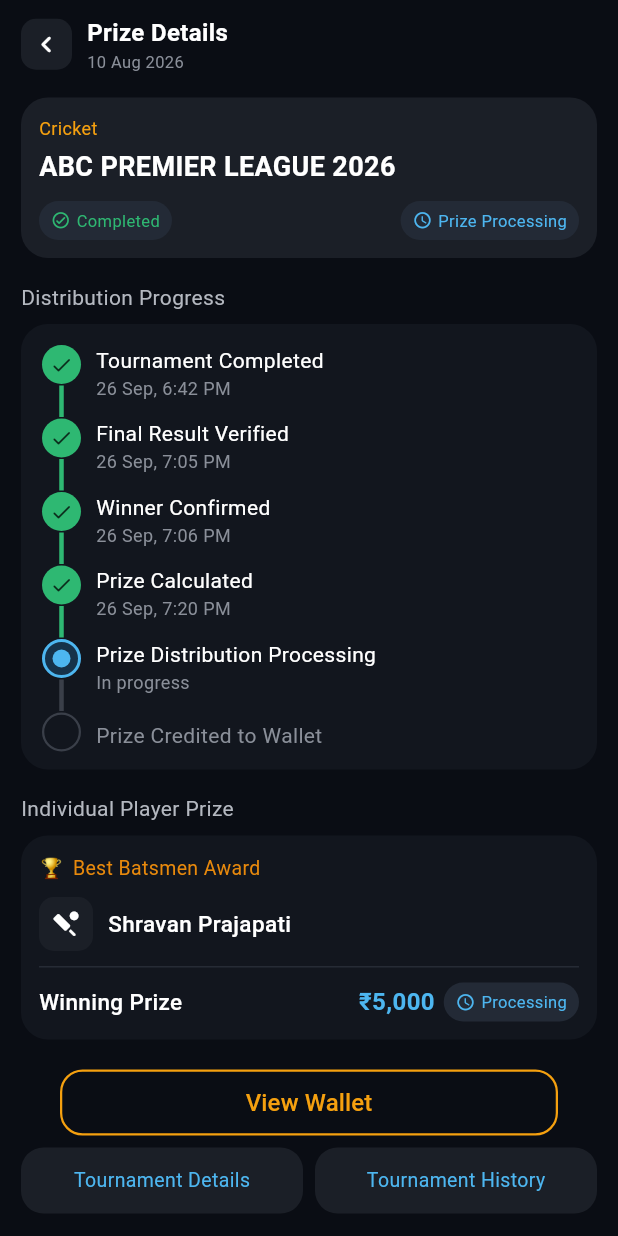
After one commit to transkwik/sporto, a Flutter app: the PrizeDetailsScreenindividualPrise screen opened directly, on a phone screen of 412 x 824 dp. The commit adds this screen. Run offline on Flutter 3.47's test engine with Material 3 defaults, Android fonts, the phone set to English and light mode, and no system bars; our stand-ins replace device_info_plus, firebase_core, fluttertoast, geocoding, geolocator, get and 7 more; missing offline and left inert: map_launcher; accounts and stored records are empty.

Commit message:
added wallaet oen details screen

```diff
--- /dev/null
+++ b/lib/screens/home/Individual_player_award/Individual_Player_Award_card.dart
@@ -0,0 +1,206 @@
+import 'package:flutter/material.dart';
+import 'package:google_fonts/google_fonts.dart';
+import 'package:sporto/core/constants/app_assets.dart';
+
+/// Light "Tournament Completed!" card showing an individual player award
+/// (e.g. "Batsmen Award") with a "Prize Details" button.
+///
+/// Pure UI widget: no API calls. Pass data in and handle taps from outside.
+class IndividualPlayerAwardCard extends StatelessWidget {
+  const IndividualPlayerAwardCard({
+    super.key,
+    this.badgeText = 'Tournament Completed!',
+    this.awardName = 'Batsmen Award',
+    this.buttonText = 'Prize Details',
+    this.onTap,
+    this.height = 140,
+  });
+
+  final String badgeText;
+  final String awardName;
+  final String buttonText;
+  final VoidCallback? onTap;
+  final double height;
+
+  static const Color _gold = Color(0xFFF5B016);
+  static const Color _badgeBg = Color(0xFFFEF5E1);
+  static const Color _badgeBorder = Color(0xFFFBDFA0);
+  static const Color _btnTop = Color(0xFF78D2FF);
+  static const Color _btnBottom = Color(0xFF4DB6EC);
+
+  @override
+  Widget build(BuildContext context) {
+    return GestureDetector(
+      onTap: onTap,
+      child: Container(
+        width: double.infinity,
+        height: height,
+        padding: const EdgeInsets.all(1.0), // gradient border thickness
+        decoration: BoxDecoration(
+          borderRadius: BorderRadius.circular(24),
+          gradient: const LinearGradient(
+            colors: [
+              Color(0xFF3AD7E8),
+              Color.fromARGB(255, 4, 170, 247),
+              Color.fromARGB(191, 4, 247, 109),
+              Color.fromARGB(255, 138, 255, 35),
+            ],
+            begin: Alignment.topLeft,
+            end: Alignment.bottomRight,
+          ),
+        ),
+        child: Container(
+          padding: const EdgeInsets.fromLTRB(14, 12, 12, 12),
+          decoration: BoxDecoration(
+            image: const DecorationImage(
+              image: AssetImage(AppAssets.prizeBackground),
+              fit: BoxFit.cover,
+              alignment: Alignment(0.55, 0),
+            ),
+            color: const Color.fromARGB(255, 27, 85, 118),
+            borderRadius: BorderRadius.circular(22.5),
+          ),
+          child: Stack(
+            children: [
+              // Positioned.fill(
+              //   child: Image.asset(
+              //     AppAssets.prizeBackground,
+              //     fit: BoxFit.cover,
+              //     alignment: const Alignment(0.55, 0),
+              //   ),
+              // ),
+              // Top-left badge
+              Align(alignment: Alignment.topLeft, child: _buildBadge()),
+
+              // Bottom-left award name
+              Align(
+                alignment: Alignment.bottomLeft,
+                child: Padding(
+                  padding: const EdgeInsets.only(left: 0, bottom: 60),
+                  child: Text(
+                    "ABS Premier League 2026",
+                    maxLines: 1,
+                    overflow: TextOverflow.ellipsis,
+                    style: GoogleFonts.quicksand(
+                      color: Colors.white,
+                      fontSize: 18,
+                      fontWeight: FontWeight.w700,
+                    ),
+                  ),
+                ),
+              ),
+              Align(
+                alignment: Alignment.bottomLeft,
+                child: Padding(
+                  padding: const EdgeInsets.only(left: 0, bottom: 20),
+                  child: Text(
+                    "You’ve won best",
+                    maxLines: 1,
+                    overflow: TextOverflow.ellipsis,
+                    style: GoogleFonts.quicksand(
+                      color: Colors.white,
+                      fontSize: 14,
+                      fontWeight: FontWeight.w700,
+                    ),
+                  ),
+                ),
+              ),
+              Align(
+                alignment: Alignment.bottomLeft,
+                child: Padding(
+                  padding: const EdgeInsets.only(left: 0, bottom: 4),
+                  child: Text(
+                    awardName,
+                    maxLines: 1,
+                    overflow: TextOverflow.ellipsis,
+                    style: GoogleFonts.quicksand(
+                      color: _gold,
+                      fontSize: 14,
+                      fontWeight: FontWeight.w700,
+                    ),
+                  ),
+                ),
+              ),
+
+              // Bottom-right button
+              Align(alignment: Alignment.bottomRight, child: _buildButton()),
+            ],
+          ),
+        ),
+      ),
+    );
+  }
+
+  Widget _buildBadge() {
+    return Container(
+      padding: const EdgeInsets.symmetric(horizontal: 12, vertical: 4),
+      decoration: BoxDecoration(
+        color: _gold.withValues(alpha: 0.1),
+        borderRadius: BorderRadius.circular(30),
+        border: Border.all(color: _badgeBorder, width: 0.5),
+        boxShadow: [
+          BoxShadow(
+            color: _gold.withValues(alpha: 0.18),
+            blurRadius: 8,
+            offset: const Offset(0, 2),
+          ),
+        ],
+      ),
+      child: Row(
+        mainAxisSize: MainAxisSize.min,
+        children: [
+          const Text('🏆', style: TextStyle(fontSize: 12)),
+          const SizedBox(width: 6),
+          Text(
+            badgeText,
+            style: GoogleFonts.quicksand(
+              color: _gold,
+              fontSize: 12,
+              fontWeight: FontWeight.w700,
+            ),
+          ),
+        ],
+      ),
+    );
+  }
+
+  Widget _buildButton() {
+    return Container(
+      padding: const EdgeInsets.symmetric(horizontal: 14, vertical: 4),
+      decoration: BoxDecoration(
+        borderRadius: BorderRadius.circular(22),
+        gradient: const LinearGradient(
+          colors: [_btnTop, _btnBottom],
+          begin: Alignment.topCenter,
+          end: Alignment.bottomCenter,
+        ),
+        boxShadow: [
+          BoxShadow(
+            color: _btnBottom.withValues(alpha: 0.4),
+            blurRadius: 14,
+            offset: const Offset(0, 4),
+          ),
+        ],
+      ),
+      child: Row(
+        mainAxisSize: MainAxisSize.min,
+        children: [
+          Text(
+            buttonText,
+            style: GoogleFonts.quicksand(
+              color: Colors.black,
+              fontSize: 12,
+              fontWeight: FontWeight.w600,
+            ),
+          ),
+          const SizedBox(width: 4),
+          const Icon(
+            Icons.chevron_right_rounded,
+            color: Colors.black,
+            size: 18,
+          ),
+        ],
+      ),
+    );
+  }
+}
--- /dev/null
+++ b/lib/screens/home/Individual_player_award/Individual_Player_Award_deatisl.dart
@@ -0,0 +1,505 @@
+import 'package:flutter/material.dart';
+
+/// Prize Details page (Individual Player Prize)
+class PrizeDetailsScreenindividualPrise extends StatelessWidget {
+  const PrizeDetailsScreenindividualPrise({super.key});
+
+  static const List<_ProgressStep> _steps = [
+    _ProgressStep('Tournament Completed', '26 Sep, 6:42 PM', _StepStatus.done),
+    _ProgressStep('Final Result Verified', '26 Sep, 7:05 PM', _StepStatus.done),
+    _ProgressStep('Winner Confirmed', '26 Sep, 7:06 PM', _StepStatus.done),
+    _ProgressStep('Prize Calculated', '26 Sep, 7:20 PM', _StepStatus.done),
+    _ProgressStep(
+      'Prize Distribution Processing',
+      'In progress',
+      _StepStatus.active,
+    ),
+    _ProgressStep('Prize Credited to Wallet', null, _StepStatus.pending),
+  ];
+
+  @override
+  Widget build(BuildContext context) {
+    return Scaffold(
+      backgroundColor: _C.background,
+      body: SafeArea(
+        child: SingleChildScrollView(
+          padding: const EdgeInsets.fromLTRB(14, 10, 14, 16),
+          child: Column(
+            crossAxisAlignment: CrossAxisAlignment.start,
+            children: [
+              // Header
+              Row(
+                children: [
+                  InkWell(
+                    onTap: () => Navigator.maybePop(context),
+                    borderRadius: BorderRadius.circular(10),
+                    child: Container(
+                      height: 34,
+                      width: 34,
+                      decoration: BoxDecoration(
+                        color: _C.card,
+                        borderRadius: BorderRadius.circular(10),
+                      ),
+                      child: const Icon(
+                        Icons.chevron_left_rounded,
+                        color: Colors.white,
+                        size: 22,
+                      ),
+                    ),
+                  ),
+                  const SizedBox(width: 10),
+                  const Column(
+                    crossAxisAlignment: CrossAxisAlignment.start,
+                    children: [
+                      Text(
+                        'Prize Details',
+                        style: TextStyle(
+                          fontSize: 16,
+                          fontWeight: FontWeight.w700,
+                          color: Colors.white,
+                        ),
+                      ),
+                      Text(
+                        '10 Aug 2026',
+                        style: TextStyle(fontSize: 11, color: _C.textSecondary),
+                      ),
+                    ],
+                  ),
+                ],
+              ),
+              const SizedBox(height: 16),
+
+              // Tournament card
+              Container(
+                width: double.infinity,
+                padding: const EdgeInsets.all(12),
+                decoration: BoxDecoration(
+                  color: _C.card,
+                  borderRadius: BorderRadius.circular(18),
+                ),
+                child: const Column(
+                  crossAxisAlignment: CrossAxisAlignment.start,
+                  children: [
+                    Text(
+                      'Cricket',
+                      style: TextStyle(color: _C.orange, fontSize: 12),
+                    ),
+                    SizedBox(height: 4),
+                    Text(
+                      'ABC PREMIER LEAGUE 2026',
+                      style: TextStyle(
+                        fontSize: 18,
+                        fontWeight: FontWeight.w600,
+                        color: Colors.white,
+                      ),
+                    ),
+                    SizedBox(height: 10),
+                    Row(
+                      mainAxisAlignment: MainAxisAlignment.spaceBetween,
+                      children: [
+                        _Chip(
+                          label: 'Completed',
+                          icon: Icons.check_circle_outline_rounded,
+                          color: _C.green,
+                        ),
+                        _Chip(
+                          label: 'Prize Processing',
+                          icon: Icons.access_time_rounded,
+                          color: _C.blue,
+                        ),
+                      ],
+                    ),
+                  ],
+                ),
+              ),
+              const SizedBox(height: 16),
+
+              // Distribution progress
+              const _SectionTitle('Distribution Progress'),
+              const SizedBox(height: 8),
+              Container(
+                width: double.infinity,
+                padding: const EdgeInsets.fromLTRB(14, 14, 14, 12),
+                decoration: BoxDecoration(
+                  color: _C.cardDark,
+                  borderRadius: BorderRadius.circular(18),
+                ),
+                child: Column(
+                  children: [
+                    for (int i = 0; i < _steps.length; i++)
+                      _TimelineRow(
+                        step: _steps[i],
+                        isLast: i == _steps.length - 1,
+                      ),
+                  ],
+                ),
+              ),
+              const SizedBox(height: 16),
+
+              // Individual player prize
+              const _SectionTitle('Individual Player Prize'),
+              const SizedBox(height: 8),
+              Container(
+                width: double.infinity,
+                padding: const EdgeInsets.all(12),
+                decoration: BoxDecoration(
+                  color: _C.cardDark,
+                  borderRadius: BorderRadius.circular(18),
+                ),
+                child: Column(
+                  crossAxisAlignment: CrossAxisAlignment.start,
+                  children: [
+                    const Row(
+                      children: [
+                        Text('🏆', style: TextStyle(fontSize: 13)),
+                        SizedBox(width: 6),
+                        Text(
+                          'Best Batsmen Award',
+                          style: TextStyle(color: _C.orangeDeep, fontSize: 13),
+                        ),
+                      ],
+                    ),
+                    const SizedBox(height: 10),
+                    Row(
+                      children: [
+                        Container(
+                          height: 36,
+                          width: 36,
+                          decoration: BoxDecoration(
+                            color: _C.card,
+                            borderRadius: BorderRadius.circular(10),
+                          ),
+                          child: const Icon(
+                            Icons.sports_cricket_rounded,
+                            color: Colors.white,
+                            size: 20,
+                          ),
+                        ),
+                        const SizedBox(width: 10),
+                        const Expanded(
+                          child: Text(
+                            'Shravan Prajapati',
+                            style: TextStyle(
+                              fontSize: 15,
+                              fontWeight: FontWeight.w500,
+                              color: Colors.white,
+                            ),
+                          ),
+                        ),
+                      ],
+                    ),
+                    const SizedBox(height: 10),
+                    const Divider(
+                      color: Color(0xFF262B35),
+                      height: 1,
+                      thickness: 1,
+                    ),
+                    const SizedBox(height: 10),
+                    Row(
+                      children: [
+                        const Expanded(
+                          child: Text(
+                            'Winning Prize',
+                            style: TextStyle(
+                              fontSize: 15,
+                              fontWeight: FontWeight.w500,
+                              color: Colors.white,
+                            ),
+                          ),
+                        ),
+                        const Text(
+                          '₹5,000',
+                          style: TextStyle(
+                            fontSize: 16,
+                            fontWeight: FontWeight.w600,
+                            color: _C.blue,
+                          ),
+                        ),
+                        const SizedBox(width: 6),
+                        const _Chip(
+                          label: 'Processing',
+                          icon: Icons.access_time_rounded,
+                          color: _C.blue,
+                        ),
+                      ],
+                    ),
+                  ],
+                ),
+              ),
+              const SizedBox(height: 20),
+
+              // Buttons
+              Padding(
+                padding: const EdgeInsets.symmetric(horizontal: 26),
+                child: SizedBox(
+                  width: double.infinity,
+                  height: 44,
+                  child: OutlinedButton(
+                    onPressed: () {},
+                    style: OutlinedButton.styleFrom(
+                      side: const BorderSide(color: _C.orange, width: 1.5),
+                      shape: RoundedRectangleBorder(
+                        borderRadius: BorderRadius.circular(15),
+                      ),
+                    ),
+                    child: const Text(
+                      'View Wallet',
+                      style: TextStyle(
+                        fontSize: 16,
+                        fontWeight: FontWeight.w500,
+                        color: _C.orange,
+                      ),
+                    ),
+                  ),
+                ),
+              ),
+              const SizedBox(height: 8),
+              Row(
+                children: [
+                  Expanded(
+                    child: _SecondaryButton(
+                      label: 'Tournament Details',
+                      onTap: () {},
+                    ),
+                  ),
+                  const SizedBox(width: 8),
+                  Expanded(
+                    child: _SecondaryButton(
+                      label: 'Tournament History',
+                      onTap: () {},
+                    ),
+                  ),
+                ],
+              ),
+              const SizedBox(height: 12),
+              Center(
+                child: TextButton(
+                  onPressed: () {},
+                  child: const Text(
+                    'Need help with this prize?',
+                    style: TextStyle(color: _C.green, fontSize: 12),
+                  ),
+                ),
+              ),
+            ],
+          ),
+        ),
+      ),
+    );
+  }
+}
+
+// ---------------------------------------------------------------------------
+// Private helpers
+// ---------------------------------------------------------------------------
+class _C {
+  static const background = Color(0xFF0A0D14);
+  static const card = Color(0xFF1B1F27);
+  static const cardDark = Color(0xFF12161E);
+  static const chip = Color(0xFF232A36);
+  static const orange = Color(0xFFF5A00F);
+  static const orangeDeep = Color(0xFFE8890C);
+  static const green = Color(0xFF2EB872);
+  static const blue = Color(0xFF4DB6F0);
+  static const textSecondary = Color(0xFF8A8F99);
+}
+
+enum _StepStatus { done, active, pending }
+
+class _ProgressStep {
+  final String title;
+  final String? subtitle;
+  final _StepStatus status;
+  const _ProgressStep(this.title, this.subtitle, this.status);
+}
+
+class _SectionTitle extends StatelessWidget {
+  final String text;
+  const _SectionTitle(this.text);
+
+  @override
+  Widget build(BuildContext context) => Text(
+    text,
+    style: const TextStyle(fontSize: 14, color: Color(0xFFB4B8C0)),
+  );
+}
+
+class _Chip extends StatelessWidget {
+  final String label;
+  final IconData icon;
+  final Color color;
+  const _Chip({required this.label, required this.icon, required this.color});
+
+  @override
+  Widget build(BuildContext context) {
+    return Container(
+      padding: const EdgeInsets.symmetric(horizontal: 8, vertical: 5),
+      decoration: BoxDecoration(
+        color: _C.chip,
+        borderRadius: BorderRadius.circular(14),
+      ),
+      child: Row(
+        mainAxisSize: MainAxisSize.min,
+        children: [
+          Icon(icon, size: 13, color: color),
+          const SizedBox(width: 4),
+          Text(label, style: TextStyle(color: color, fontSize: 11)),
+        ],
+      ),
+    );
+  }
+}
+
+class _TimelineRow extends StatelessWidget {
+  final _ProgressStep step;
+  final bool isLast;
+  const _TimelineRow({required this.step, required this.isLast});
+
+  @override
+  Widget build(BuildContext context) {
+    final lineColor = step.status == _StepStatus.done
+        ? _C.green
+        : const Color(0xFF3A3F49);
+
+    return IntrinsicHeight(
+      child: Row(
+        crossAxisAlignment: CrossAxisAlignment.start,
+        children: [
+          SizedBox(
+            width: 26,
+            child: Column(
+              children: [
+                _Indicator(status: step.status),
+                if (!isLast)
+                  Expanded(
+                    child: Container(
+                      width: 3,
+                      margin: const EdgeInsets.symmetric(vertical: 1),
+                      color: lineColor,
+                    ),
+                  ),
+              ],
+            ),
+          ),
+          const SizedBox(width: 10),
+          Expanded(
+            child: Padding(
+              padding: EdgeInsets.only(bottom: isLast ? 0 : 12),
+              child: Column(
+                crossAxisAlignment: CrossAxisAlignment.start,
+                children: [
+                  Padding(
+                    padding: EdgeInsets.only(
+                      top: step.subtitle == null ? 5 : 0,
+                    ),
+                    child: Text(
+                      step.title,
+                      style: TextStyle(
+                        fontSize: 14,
+                        color: step.status == _StepStatus.pending
+                            ? _C.textSecondary
+                            : Colors.white,
+                      ),
+                    ),
+                  ),
+                  if (step.subtitle != null)
+                    Text(
+                      step.subtitle!,
+                      style: const TextStyle(
+                        fontSize: 12,
+                        color: _C.textSecondary,
+                      ),
+                    ),
+                ],
+              ),
+            ),
+          ),
+        ],
+      ),
+    );
+  }
+}
+
+class _Indicator extends StatelessWidget {
+  final _StepStatus status;
+  const _Indicator({required this.status});
+
+  @override
+  Widget build(BuildContext context) {
+    switch (status) {
+      case _StepStatus.done:
+        return Container(
+          height: 26,
+          width: 26,
+          decoration: const BoxDecoration(
+            color: _C.green,
+            shape: BoxShape.circle,
+          ),
+          child: const Icon(
+            Icons.check_rounded,
+            size: 16,
+            color: Color(0xFF0A2A1A),
+          ),
+        );
+      case _StepStatus.active:
+        return Container(
+          height: 26,
+          width: 26,
+          decoration: BoxDecoration(
+            shape: BoxShape.circle,
+            color: const Color(0xFF16324A),
+            border: Border.all(color: _C.blue, width: 2),
+          ),
+          child: Center(
+            child: Container(
+              height: 12,
+              width: 12,
+              decoration: const BoxDecoration(
+                color: _C.blue,
+                shape: BoxShape.circle,
+              ),
+            ),
+          ),
+        );
+      case _StepStatus.pending:
+        return Container(
+          height: 26,
+          width: 26,
+          decoration: BoxDecoration(
+            shape: BoxShape.circle,
+            border: Border.all(color: const Color(0xFF3A3F49), width: 1.5),
+          ),
+        );
+    }
+  }
+}
+
+class _SecondaryButton extends StatelessWidget {
+  final String label;
+  final VoidCallback onTap;
+  const _SecondaryButton({required this.label, required this.onTap});
+
+  @override
+  Widget build(BuildContext context) {
+    return Material(
+      color: _C.card,
+      borderRadius: BorderRadius.circular(15),
+      child: InkWell(
+        onTap: onTap,
+        borderRadius: BorderRadius.circular(15),
+        child: SizedBox(
+          height: 44,
+          child: Center(
+            child: FittedBox(
+              fit: BoxFit.scaleDown,
+              child: Text(
+                label,
+                style: const TextStyle(fontSize: 13, color: _C.blue),
+              ),
+            ),
+          ),
+        ),
+      ),
+    );
+  }
+}
--- a/lib/screens/home/home_screen.dart
+++ b/lib/screens/home/home_screen.dart
@@ -2,6 +2,9 @@ import 'package:flutter/material.dart';
 import 'package:flutter/services.dart';
 import 'package:google_fonts/google_fonts.dart';
 import 'package:provider/provider.dart';
+import 'package:sporto/screens/home/Individual_player_award/Individual_Player_Award_card.dart';
+import 'package:sporto/screens/home/Individual_player_award/Individual_Player_Award_deatisl.dart'
+    show PrizeDetailsScreenindividualPrise;
 import 'providers/home_provider.dart';
 import '../auth/providers/auth_provider.dart';
 import '../auth/providers/location_provider.dart';
@@ -291,6 +294,17 @@ class _HomeTabBodyState extends State<_HomeTabBody> {
               );
             },
           ),
+
+          // const SizedBox(height: 12),
+          // IndividualPlayerAwardCard(
+          //   onTap: () {
+          //     Navigator.of(context).push(
+          //       MaterialPageRoute(
+          //         builder: (_) => const PrizeDetailsScreenindividualPrise(),
+          //       ),
+          //     );
+          //   },
+          // ),
           const SizedBox(height: 12),
           LatestPrizeBanner(key: ValueKey(_prizeRefresh)),
           Consumer<HomeProvider>(
@@ -540,6 +554,7 @@ class _HomeTabBodyState extends State<_HomeTabBody> {
             ],
           ),
           const SizedBox(height: 25),
+
           HomeShortcutStrip(
             onTeamUp: () {
               Navigator.of(
```
